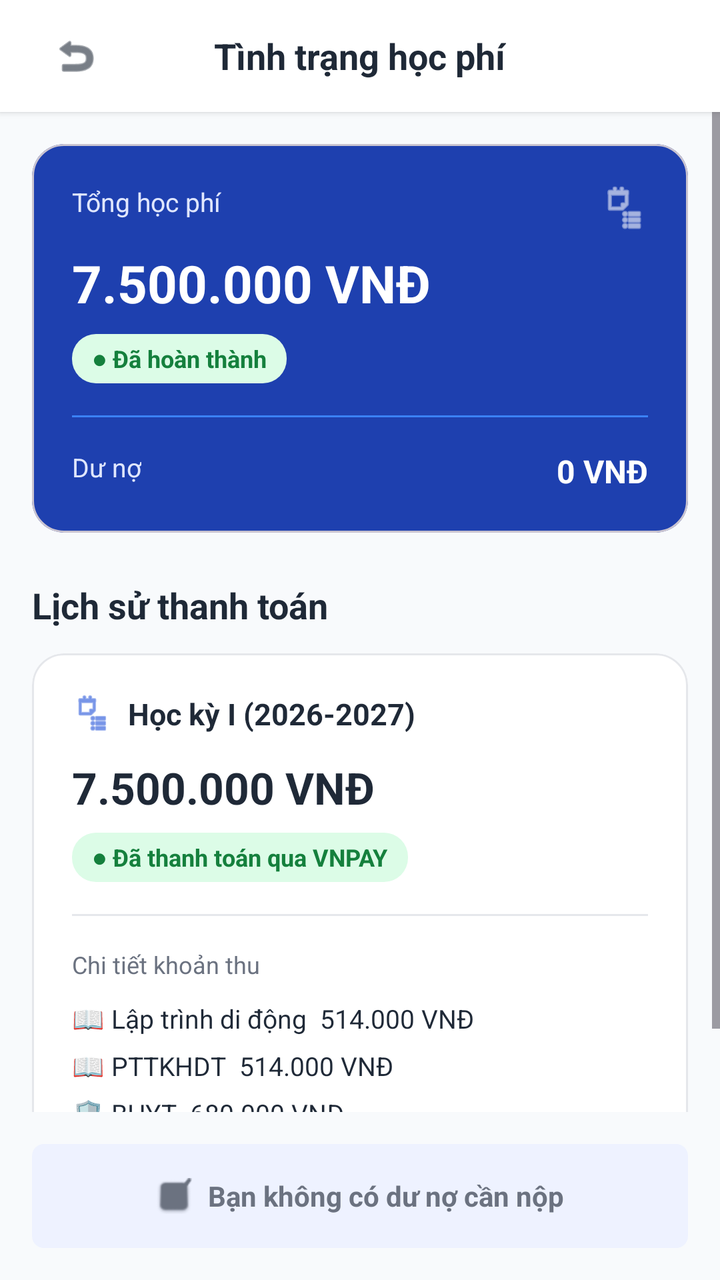
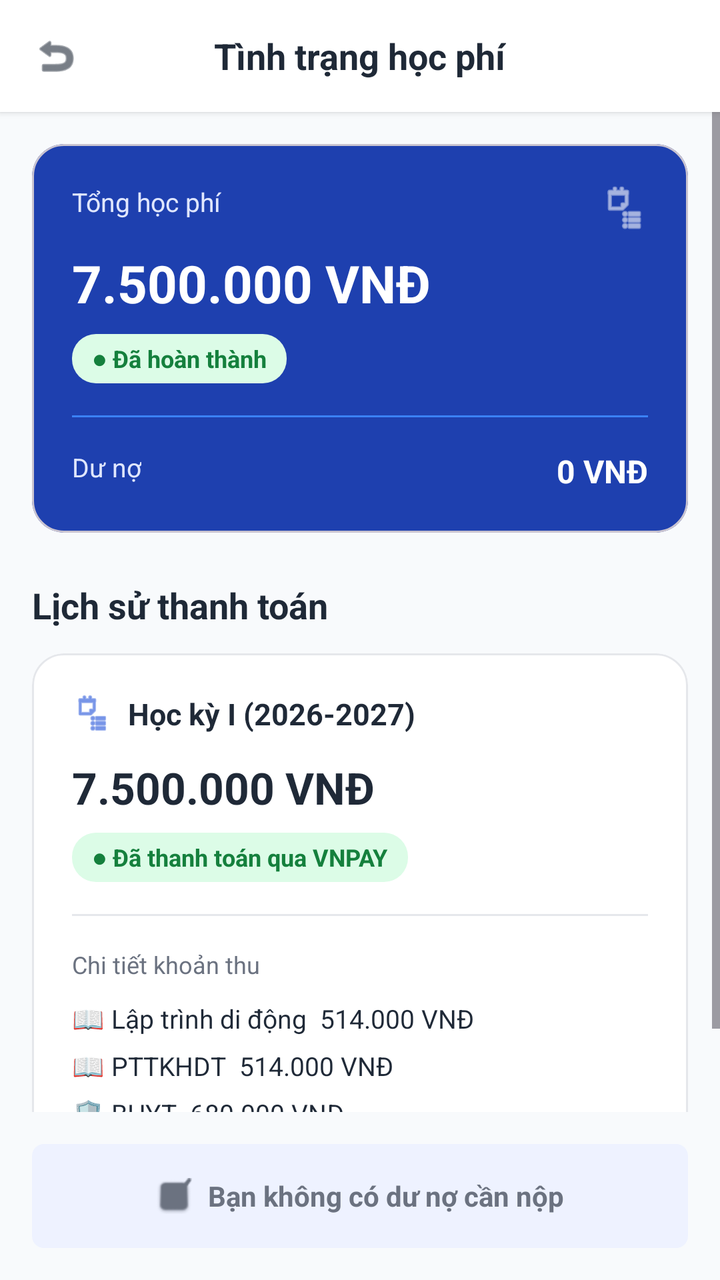

Screens rendered from an Android XML layout before and after an edit, with the pre-edit source and the edit as a unified diff.
<!-- AndroidManifest.xml: application theme Theme.XayDung -->
<!-- res/layout/activity_tinh_trang_hoc_phi.xml -->
<?xml version="1.0" encoding="utf-8"?>
<RelativeLayout xmlns:android="http://schemas.android.com/apk/res/android"
    xmlns:app="http://schemas.android.com/apk/res-auto"
    android:layout_width="match_parent"
    android:layout_height="match_parent"
    android:background="@color/figma_bg">

    
    <RelativeLayout
        android:id="@+id/headerToolbar"
        android:layout_width="match_parent"
        android:layout_height="56dp"
        android:paddingHorizontal="16dp"
        android:background="@color/white"
        android:elevation="2dp">

        <ImageView
            android:id="@+id/btnBack"
            android:layout_width="44dp"
            android:layout_height="44dp"
            android:layout_centerVertical="true"
            android:padding="10dp"
            android:clickable="true"
            android:focusable="true"
            android:background="?attr/selectableItemBackgroundBorderless"
            android:src="@android:drawable/ic_menu_revert"
            android:contentDescription="Back"
            app:tint="@color/figma_text_primary" />

        <TextView
            android:layout_width="wrap_content"
            android:layout_height="wrap_content"
            android:layout_centerInParent="true"
            android:text="Tình trạng học phí"
            android:textColor="@color/figma_text_primary"
            android:textSize="18sp"
            android:textStyle="bold" />
    </RelativeLayout>

    <ScrollView
        android:layout_width="match_parent"
        android:layout_height="match_parent"
        android:layout_below="@id/headerToolbar"
        android:layout_above="@id/bottomBanner"
        android:fillViewport="true">

        <LinearLayout
            android:layout_width="match_parent"
            android:layout_height="wrap_content"
            android:orientation="vertical"
            android:padding="16dp">

            
            <com.google.android.material.card.MaterialCardView
                android:layout_width="match_parent"
                android:layout_height="wrap_content"
                android:layout_marginBottom="24dp"
                app:cardCornerRadius="16dp"
                app:cardElevation="0dp"
                app:cardBackgroundColor="@color/figma_blue_dark">

                <LinearLayout
                    android:layout_width="match_parent"
                    android:layout_height="wrap_content"
                    android:orientation="vertical"
                    android:padding="20dp">

                    <RelativeLayout
                        android:layout_width="match_parent"
                        android:layout_height="wrap_content">

                        <TextView
                            android:layout_width="wrap_content"
                            android:layout_height="wrap_content"
                            android:text="Tổng học phí"
                            android:textColor="#E0E7FF"
                            android:textSize="13sp" />

                        <ImageView
                            android:layout_width="24dp"
                            android:layout_height="24dp"
                            android:layout_alignParentEnd="true"
                            android:src="@android:drawable/ic_menu_agenda"
                            android:contentDescription="Wallet"
                            app:tint="@color/white" />
                    </RelativeLayout>

                    <TextView
                        android:layout_width="wrap_content"
                        android:layout_height="wrap_content"
                        android:layout_marginTop="8dp"
                        android:text="7.500.000 VNĐ"
                        android:textColor="@color/white"
                        android:textSize="26sp"
                        android:textStyle="bold" />

                    <TextView
                        android:layout_width="wrap_content"
                        android:layout_height="wrap_content"
                        android:layout_marginTop="8dp"
                        android:background="@drawable/bg_green_badge"
                        android:paddingHorizontal="10dp"
                        android:paddingVertical="4dp"
                        android:text="● Đã hoàn thành"
                        android:textColor="@color/green_badge_text"
                        android:textSize="12sp"
                        android:textStyle="bold" />

                    <View
                        android:layout_width="match_parent"
                        android:layout_height="1dp"
                        android:layout_marginVertical="16dp"
                        android:background="#3B82F6" />

                    <RelativeLayout
                        android:layout_width="match_parent"
                        android:layout_height="wrap_content">

                        <TextView
                            android:layout_width="wrap_content"
                            android:layout_height="wrap_content"
                            android:text="Dư nợ"
                            android:textColor="#E0E7FF"
                            android:textSize="13sp" />

                        <TextView
                            android:layout_width="wrap_content"
                            android:layout_height="wrap_content"
                            android:layout_alignParentEnd="true"
                            android:text="0 VNĐ"
                            android:textColor="@color/white"
                            android:textSize="16sp"
                            android:textStyle="bold" />
                    </RelativeLayout>
                </LinearLayout>
            </com.google.android.material.card.MaterialCardView>

            
            <TextView
                android:layout_width="wrap_content"
                android:layout_height="wrap_content"
                android:layout_marginBottom="12dp"
                android:text="Lịch sử thanh toán"
                android:textColor="@color/figma_text_primary"
                android:textSize="18sp"
                android:textStyle="bold" />

            
            <com.google.android.material.card.MaterialCardView
                android:layout_width="match_parent"
                android:layout_height="wrap_content"
                app:cardCornerRadius="16dp"
                app:cardElevation="0dp"
                app:cardBackgroundColor="@color/white"
                app:strokeColor="@color/figma_card_border"
                app:strokeWidth="1dp">

                <LinearLayout
                    android:layout_width="match_parent"
                    android:layout_height="wrap_content"
                    android:orientation="vertical"
                    android:padding="20dp">

                    <LinearLayout
                        android:layout_width="wrap_content"
                        android:layout_height="wrap_content"
                        android:orientation="horizontal"
                        android:gravity="center_vertical">

                        <ImageView
                            android:layout_width="20dp"
                            android:layout_height="20dp"
                            android:src="@android:drawable/ic_menu_agenda"
                            android:contentDescription="Icon"
                            app:tint="@color/figma_blue" />

                        <TextView
                            android:layout_width="wrap_content"
                            android:layout_height="wrap_content"
                            android:layout_marginStart="8dp"
                            android:text="Học kỳ I (2026-2027)"
                            android:textColor="@color/figma_text_primary"
                            android:textSize="15sp"
                            android:textStyle="bold" />
                    </LinearLayout>

                    <TextView
                        android:layout_width="wrap_content"
                        android:layout_height="wrap_content"
                        android:layout_marginTop="12dp"
                        android:text="7.500.000 VNĐ"
                        android:textColor="@color/figma_text_primary"
                        android:textSize="22sp"
                        android:textStyle="bold" />

                    <TextView
                        android:layout_width="wrap_content"
                        android:layout_height="wrap_content"
                        android:layout_marginTop="8dp"
                        android:background="@drawable/bg_green_badge"
                        android:paddingHorizontal="10dp"
                        android:paddingVertical="4dp"
                        android:text="● Đã thanh toán qua VNPAY"
                        android:textColor="@color/green_badge_text"
                        android:textSize="12sp"
                        android:textStyle="bold" />

                    <View
                        android:layout_width="match_parent"
                        android:layout_height="1dp"
                        android:layout_marginVertical="16dp"
                        android:background="@color/figma_card_border" />

                    <TextView
                        android:layout_width="wrap_content"
                        android:layout_height="wrap_content"
                        android:text="Chi tiết khoản thu"
                        android:textColor="@color/figma_text_secondary"
                        android:textSize="12sp"
                        android:layout_marginBottom="10dp" />

                    <TextView
                        android:layout_width="wrap_content"
                        android:layout_height="wrap_content"
                        android:text="📖 Lập trình di động  514.000 VNĐ"
                        android:textColor="@color/figma_text_primary"
                        android:textSize="13sp"
                        android:layout_marginBottom="6dp" />

                    <TextView
                        android:layout_width="wrap_content"
                        android:layout_height="wrap_content"
                        android:text="📖 PTTKHDT  514.000 VNĐ"
                        android:textColor="@color/figma_text_primary"
                        android:textSize="13sp"
                        android:layout_marginBottom="6dp" />

                    <TextView
                        android:layout_width="wrap_content"
                        android:layout_height="wrap_content"
                        android:text="🛡 BHYT  680.000 VNĐ"
                        android:textColor="@color/figma_text_primary"
                        android:textSize="13sp" />

                </LinearLayout>
            </com.google.android.material.card.MaterialCardView>

        </LinearLayout>
    </ScrollView>

    
    <LinearLayout
        android:id="@+id/bottomBanner"
        android:layout_width="match_parent"
        android:layout_height="52dp"
        android:layout_alignParentBottom="true"
        android:layout_margin="16dp"
        android:background="@drawable/bg_tag_chip"
        android:gravity="center"
        android:orientation="horizontal">

        <ImageView
            android:layout_width="18dp"
            android:layout_height="18dp"
            android:src="@android:drawable/checkbox_on_background"
            android:contentDescription="Check"
            app:tint="@color/figma_text_secondary" />

        <TextView
            android:layout_width="wrap_content"
            android:layout_height="wrap_content"
            android:layout_marginStart="8dp"
            android:text="Bạn không có dư nợ cần nộp"
            android:textColor="@color/figma_text_secondary"
            android:textSize="14sp"
            android:textStyle="bold" />
    </LinearLayout>

</RelativeLayout>
<!-- resources referenced by this layout -->
<resources>
  <color name="figma_bg">#F8FAFC</color>
  <color name="figma_blue">#1D4ED8</color>
  <color name="figma_blue_dark">#1E40AF</color>
  <color name="figma_card_border">#E5E7EB</color>
  <color name="figma_text_primary">#1F2937</color>
  <color name="figma_text_secondary">#6B7280</color>
  <color name="green_badge_text">#15803D</color>
  <color name="white">#FFFFFFFF</color>
  <!-- drawable bg_green_badge (drawable) -->
  <?xml version="1.0" encoding="utf-8"?>
  <shape xmlns:android="http://schemas.android.com/apk/res/android"
      android:shape="rectangle">
      <solid android:color="@color/green_badge_bg" />
      <corners android:radius="12dp" />
  </shape>
  <!-- drawable bg_tag_chip (drawable) -->
  <?xml version="1.0" encoding="utf-8"?>
  <shape xmlns:android="http://schemas.android.com/apk/res/android"
      android:shape="rectangle">
      <solid android:color="@color/figma_blue_light" />
      <corners android:radius="6dp" />
  </shape>
  <style name="Theme.XayDung" parent="Base.Theme.XayDung" />
  <color name="green_badge_bg">#DCFCE7</color>
  <color name="figma_blue_light">#EEF2FF</color>
  <style name="Base.Theme.XayDung" parent="Theme.Material3.DayNight.NoActionBar">
          <item name="colorPrimary">@color/figma_blue</item>
          <item name="colorPrimaryDark">@color/figma_blue_dark</item>
          <item name="colorSecondary">@color/figma_blue</item>
          <item name="android:windowBackground">@color/figma_bg</item>
      </style>
</resources>

<!-- the commit's change to res/layout/activity_tinh_trang_hoc_phi.xml (unified diff, before → after) -->
@@ -10,27 +10,35 @@
         android:id="@+id/headerToolbar"
         android:layout_width="match_parent"
         android:layout_height="56dp"
-        android:paddingHorizontal="16dp"
         android:background="@color/white"
         android:elevation="2dp">
 
-        <ImageView
-            android:id="@+id/btnBack"
-            android:layout_width="44dp"
-            android:layout_height="44dp"
+        <FrameLayout
+            android:id="@+id/btnBackContainer"
+            android:layout_width="56dp"
+            android:layout_height="56dp"
+            android:layout_alignParentStart="true"
             android:layout_centerVertical="true"
-            android:padding="10dp"
             android:clickable="true"
             android:focusable="true"
-            android:background="?attr/selectableItemBackgroundBorderless"
-            android:src="@android:drawable/ic_menu_revert"
-            android:contentDescription="Back"
-            app:tint="@color/figma_text_primary" />
+            android:elevation="10dp"
+            android:background="?attr/selectableItemBackgroundBorderless">
+
+            <ImageView
+                android:id="@+id/btnBack"
+                android:layout_width="24dp"
+                android:layout_height="24dp"
+                android:layout_gravity="center"
+                android:src="@android:drawable/ic_menu_revert"
+                android:contentDescription="Back"
+                app:tint="@color/figma_text_primary" />
+        </FrameLayout>
 
         <TextView
             android:layout_width="wrap_content"
             android:layout_height="wrap_content"
             android:layout_centerInParent="true"
+            android:clickable="false"
             android:text="Tình trạng học phí"
             android:textColor="@color/figma_text_primary"
             android:textSize="18sp"
